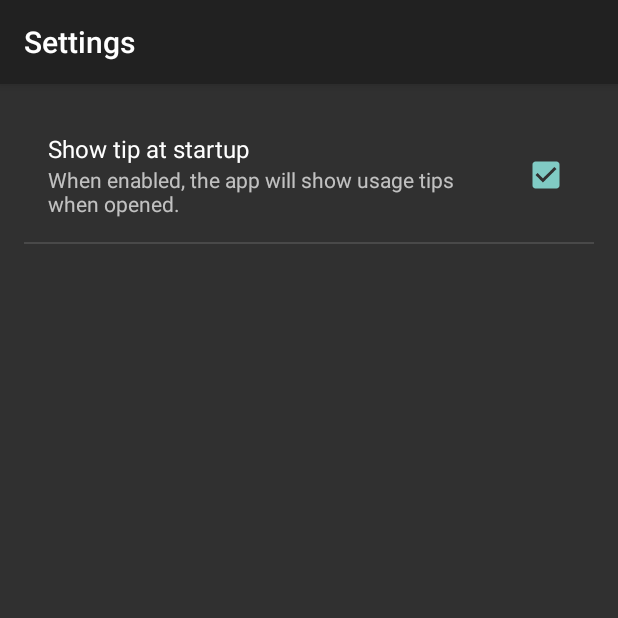
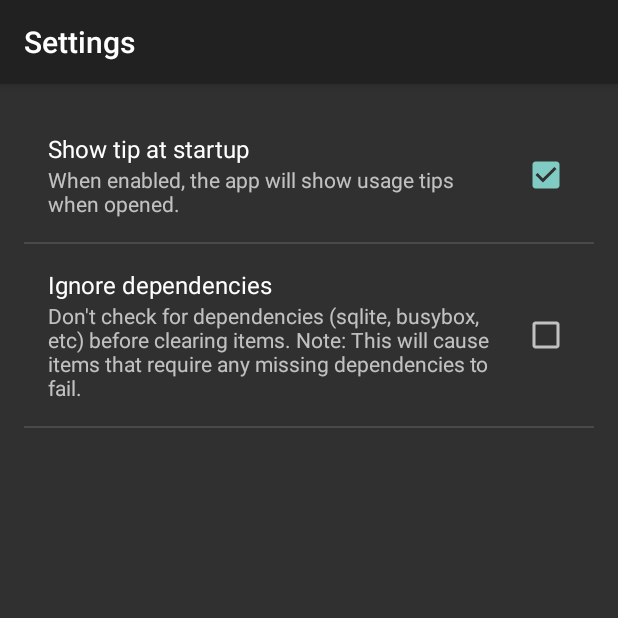
Before and after one commit to JohnNPhillips/HistoryCleanerPro, an Android app: the SettingsActivity screen opened directly, with no data from a screen before it, on a phone screen of 412 x 824 dp, the top half of it. Run offline under Robolectric (Android 15) with nearby library versions, the phone set to English and light mode, and no system bars.

Commit message:
Add setting to skip checking for dependencies

```diff
--- a/HistoryCleaner/app/src/main/res/values/strings.xml
+++ b/HistoryCleaner/app/src/main/res/values/strings.xml
@@ -23,6 +23,7 @@
     <!-- -->
     <string name="clean_deps_missing_title">Missing Dependencies</string>
     <string name="clean_deps_missing">Your phone doesn\'t appear to have the following installed:</string>
+    <string name="clean_deps_missing_ignore">Note: You can disable this check in the app settings, but any items that require the missing dependencies will fail.</string>
     <string name="clean_deps_fix_busybox">- To install busybox, we recommend using &lt;a href="https://play.google.com/store/apps/details?id=stericson.busybox"&gt;Busybox by Stericson&lt;/a&gt;</string>
     <string name="clean_deps_fix_sqlite">- To install sqlite, we recommend using &lt;a href="https://play.google.com/store/apps/details?id=com.kanolato.sqlite"&gt;Sqlite installer for root&lt;/a&gt;</string>
     <!--  -->
@@ -45,5 +46,9 @@
     <string name="pref_showTips_title">Show tip at startup</string>
     <string name="pref_showTips_desc">When enabled, the app will show usage tips when opened.</string>
     <string name="pref_showTips_key">showStartupTip</string>
+    <!-- -->
+    <string name="pref_ignoreDeps_title">Ignore dependencies</string>
+    <string name="pref_ignoreDeps_desc">Don\'t check for dependencies (sqlite, busybox, etc) before clearing items. Note: This will cause items that require any missing dependencies to fail.</string>
+    <string name="pref_ignoreDeps_key">ignoreDependencies</string>
 
 </resources>
--- a/HistoryCleaner/app/src/main/res/xml/preferences.xml
+++ b/HistoryCleaner/app/src/main/res/xml/preferences.xml
@@ -4,4 +4,8 @@
                         android:defaultValue="true"
                         android:summary="@string/pref_showTips_desc"
                         android:key="@string/pref_showTips_key" />
+    <CheckBoxPreference android:title="@string/pref_ignoreDeps_title"
+                        android:defaultValue="false"
+                        android:summary="@string/pref_ignoreDeps_desc"
+                        android:key="@string/pref_ignoreDeps_key" />
 </PreferenceScreen>
```
Also changed, not shown: HistoryCleaner/app/src/main/java/com/ayros/historycleaner/ui/CleanFragment.java (+10 -0 lines).
